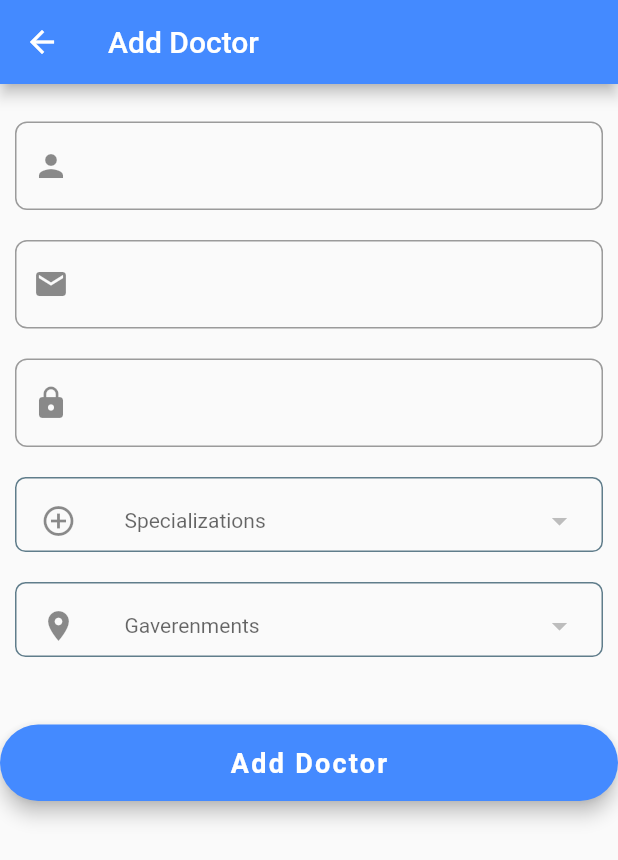
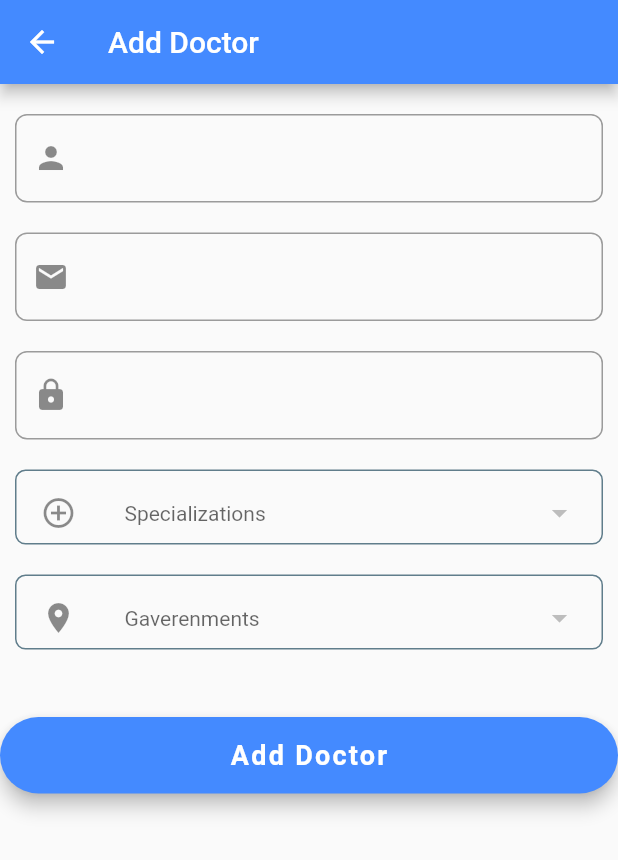
Before and after one commit to mohabmahmoud/Finddr, a Flutter app: the AddDocotor screen opened directly, on a phone screen of 412 x 824 dp. Shown: the top 860 px of the screen. Run offline on Flutter 3.47's test engine with Material 2 defaults, Android fonts, the phone set to English and light mode, and no system bars; our stand-ins replace cloud_firestore, firebase_auth, shared_preferences; accounts and stored records are empty; Roboto replaces fonts that are missing (mohab); statements that could not run were skipped.

Commit message:
adminhome

```diff
--- a/lib/ui/Admin/AddDoctor.dart
+++ b/lib/ui/Admin/AddDoctor.dart
@@ -27,7 +27,7 @@ class _AddDocotorState extends State<AddDocotor> {
   Widget build(BuildContext context) {
     return Scaffold(appBar: AppBar(title: Text('Add Doctor'),),body: Container(child: ListView(children: <Widget>[
 
-      SizedBox(height: 25,),
+      SizedBox(height: 20,),
       Padding(padding: EdgeInsets.only(left: 10,right: 10),
           child:TextField(controller: nameCont
             ,style:
```
